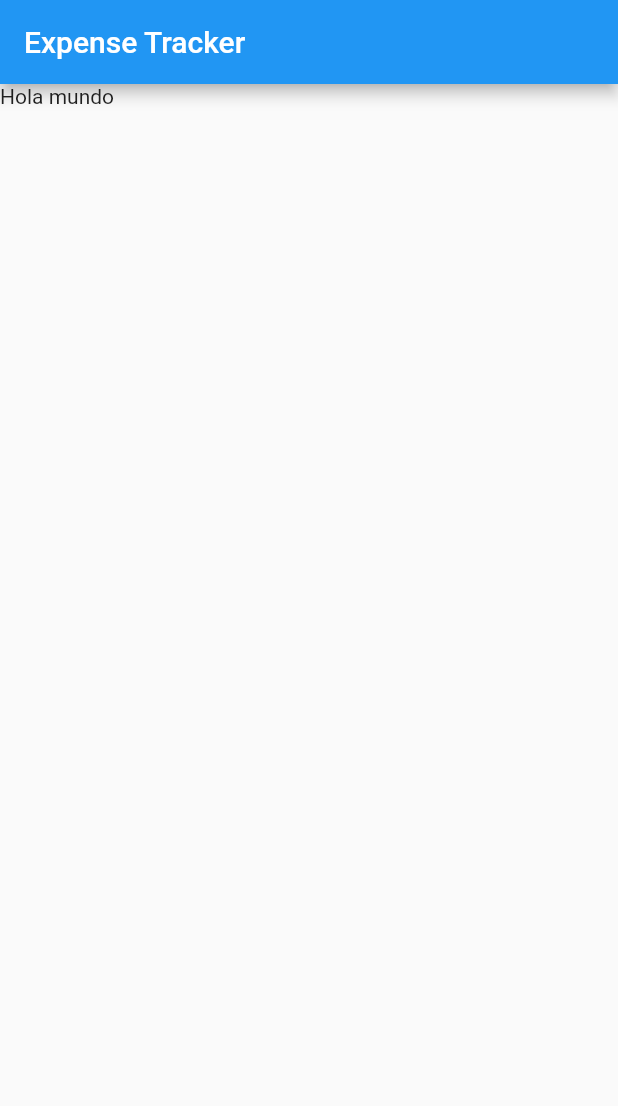
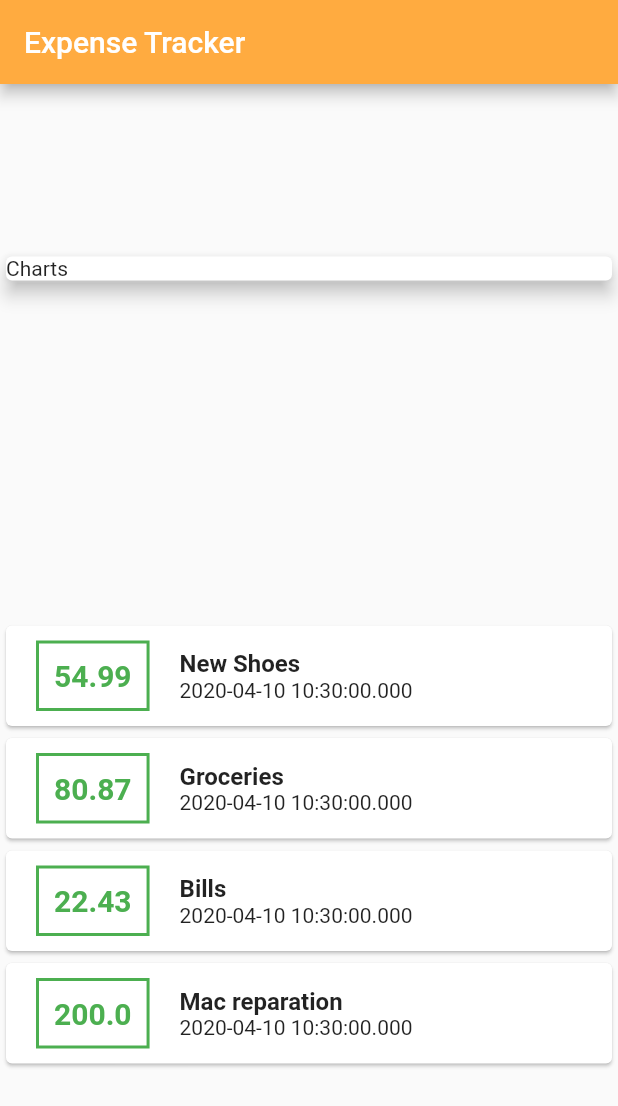
Before and after one commit to yuri4n/expenses-tracker-flutter, a Flutter app: the screen it shows after launch, on a phone screen of 412 x 824 dp. Shown: the top 1106 px of the screen. Run offline on Flutter 3.47's test engine with Material 2 defaults, Android fonts, the phone set to English and light mode, and no system bars.

Commit message:
Transactions list mapped on semi-styled rows

```diff
--- a/lib/main.dart
+++ b/lib/main.dart
@@ -1,4 +1,6 @@
 import 'package:flutter/material.dart';
+
+import './transaction.dart';
 
 void main() => runApp(MyApp());
 
@@ -11,16 +13,76 @@ class MyApp extends StatelessWidget {
 }
 
 class HomePage extends StatelessWidget {
+  final List<Transaction> transactions = [
+    Transaction(
+      id: 't1', title: 'New Shoes', amount: 54.99, date: new DateTime.now(),),
+    Transaction(
+      id: 't2', title: 'Groceries', amount: 80.87, date: new DateTime.now(),),
+    Transaction(
+      id: 't3', title: 'Bills', amount: 22.43, date: new DateTime.now(),),
+    Transaction(
+      id: 't4',
+      title: 'Mac reparation',
+      amount: 200.00,
+      date: new DateTime.now(),),
+  ];
+
   @override
   Widget build(BuildContext context) {
     return Scaffold(
       appBar: AppBar(
+        backgroundColor: Colors.orangeAccent,
         title: Text('Expense Tracker'),
       ),
       body: Column(
+        mainAxisAlignment: MainAxisAlignment.spaceAround,
         children: <Widget>[
-          Text(
-              'Hola mundo'
+          Container(
+            width: double.infinity,
+            child: Card(
+              elevation: 5,
+              child: Text('Charts'),
+            ),
+          ),
+          Column(
+            children: transactions.map((transaction) {
+              return Card(
+                child: Row(
+                  children: <Widget>[
+                    Container(
+                      margin: EdgeInsets.symmetric(
+                          vertical: 10, horizontal: 20
+                      ),
+                      decoration: BoxDecoration(
+                        border: Border.all(color: Colors.green, width: 2),
+                      ),
+                      padding: EdgeInsets.all(10),
+                      child: Text(
+                        transaction.amount.toString(),
+                        style: TextStyle(
+                          fontWeight: FontWeight.bold,
+                          fontSize: 20,
+                          color: Colors.green,
+                        ),
+                      ),
+                    ),
+                    Column(
+                      crossAxisAlignment: CrossAxisAlignment.start,
+                      children: <Widget>[
+                        Text(
+                          transaction.title,
+                          style: TextStyle(
+                              fontSize: 16,
+                              fontWeight: FontWeight.bold
+                          ),
+                        ),
+                        Text(transaction.date.toString()),
+                      ],
+                    ),
+                  ],
+                ),
+              );
+            }).toList(),
           ),
         ],
       ),
--- /dev/null
+++ b/lib/transaction.dart
@@ -0,0 +1,12 @@
+import 'package:flutter/foundation.dart';
+
+class Transaction {
+  final String id;
+  final String title;
+  final double amount;
+  final DateTime date;
+
+  Transaction({
+    @required this.id, @required this.title, @required this.amount, @required this.date
+  });
+}
```
Also changed, not shown: 1 other file.
